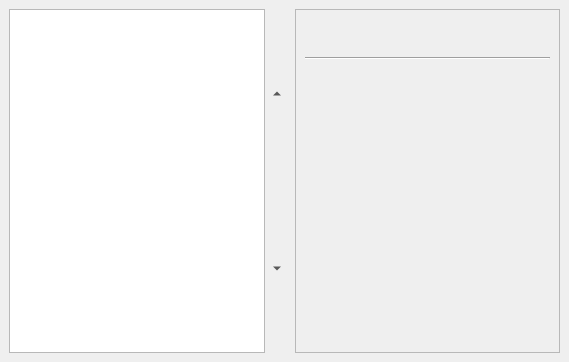
Old version of the form solid/kcm/backendchooser.ui in the repository KDE/kdelibs.
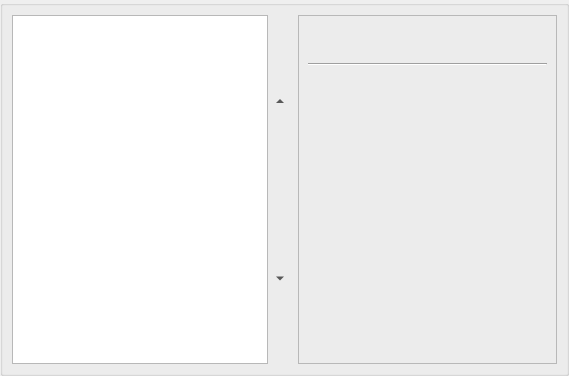
New version of the form.

Commit message: A few layout fixes, and put the service type comment as title.

Patch:
```diff
--- a/solid/kcm/backendchooser.ui
+++ b/solid/kcm/backendchooser.ui
@@ -7,9 +7,30 @@
     <x>0</x>
     <y>0</y>
     <width>569</width>
-    <height>362</height>
+    <height>376</height>
    </rect>
   </property>
+  <layout class="QGridLayout" >
+   <property name="margin" >
+    <number>0</number>
+   </property>
+   <property name="spacing" >
+    <number>0</number>
+   </property>
+   <item row="0" column="0" >
+    <widget class="QGroupBox" name="groupBox" >
+     <property name="font" >
+      <font>
+       <weight>75</weight>
+       <bold>true</bold>
+      </font>
+     </property>
+     <property name="title" >
+      <string/>
+     </property>
+     <property name="flat" >
+      <bool>true</bool>
+     </property>
   <layout class="QHBoxLayout" >
    <property name="margin" >
     <number>9</number>
@@ -35,6 +56,12 @@
          <verstretch>0</verstretch>
         </sizepolicy>
        </property>
+          <property name="font" >
+           <font>
+            <weight>50</weight>
+            <bold>false</bold>
+           </font>
+          </property>
        <property name="dragEnabled" >
         <bool>false</bool>
        </property>
@@ -105,6 +132,12 @@
    </item>
    <item>
     <widget class="QFrame" name="frame" >
+        <property name="font" >
+         <font>
+          <weight>50</weight>
+          <bold>false</bold>
+         </font>
+        </property>
      <property name="frameShape" >
       <enum>QFrame::StyledPanel</enum>
      </property>
@@ -233,7 +266,7 @@
         <property name="sizePolicy" >
          <sizepolicy>
           <hsizetype>5</hsizetype>
-          <vsizetype>5</vsizetype>
+             <vsizetype>3</vsizetype>
           <horstretch>0</horstretch>
           <verstretch>0</verstretch>
          </sizepolicy>
@@ -250,9 +283,6 @@
         <property name="wordWrap" >
          <bool>true</bool>
         </property>
-        <property name="margin" >
-         <number>0</number>
-        </property>
        </widget>
       </item>
       <item>
@@ -267,6 +297,9 @@
          </size>
         </property>
        </spacer>
+         </item>
+        </layout>
+       </widget>
       </item>
      </layout>
     </widget>
```
Lines whose indentation alone changed are shown as unchanged. The commit also changes 1 other file.
